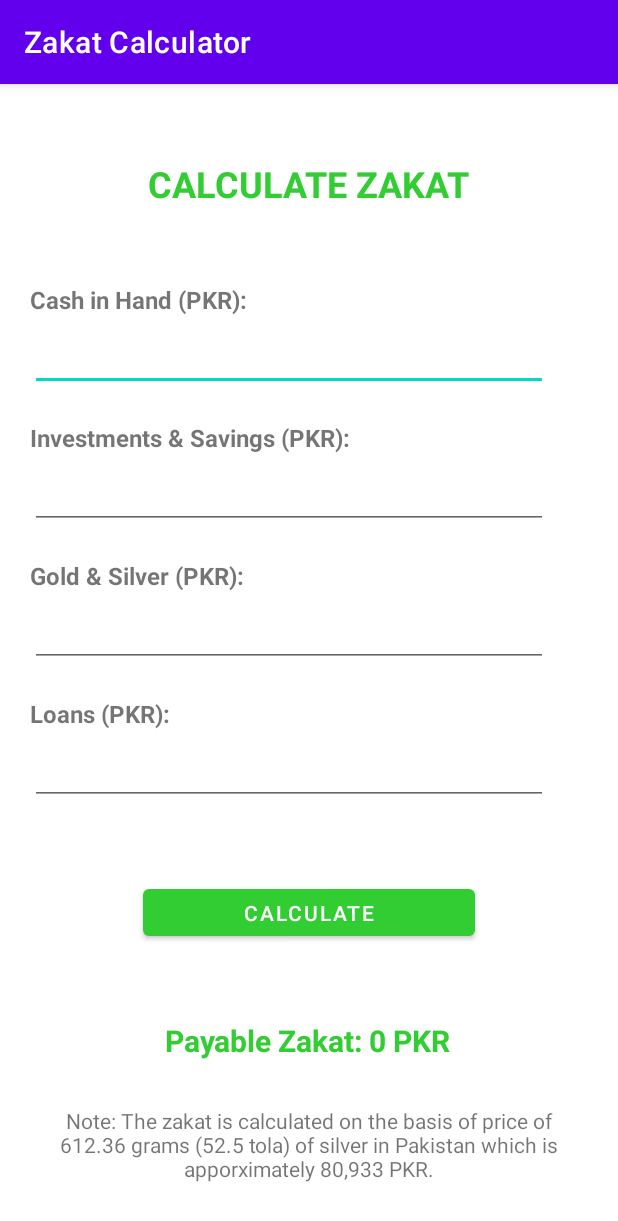
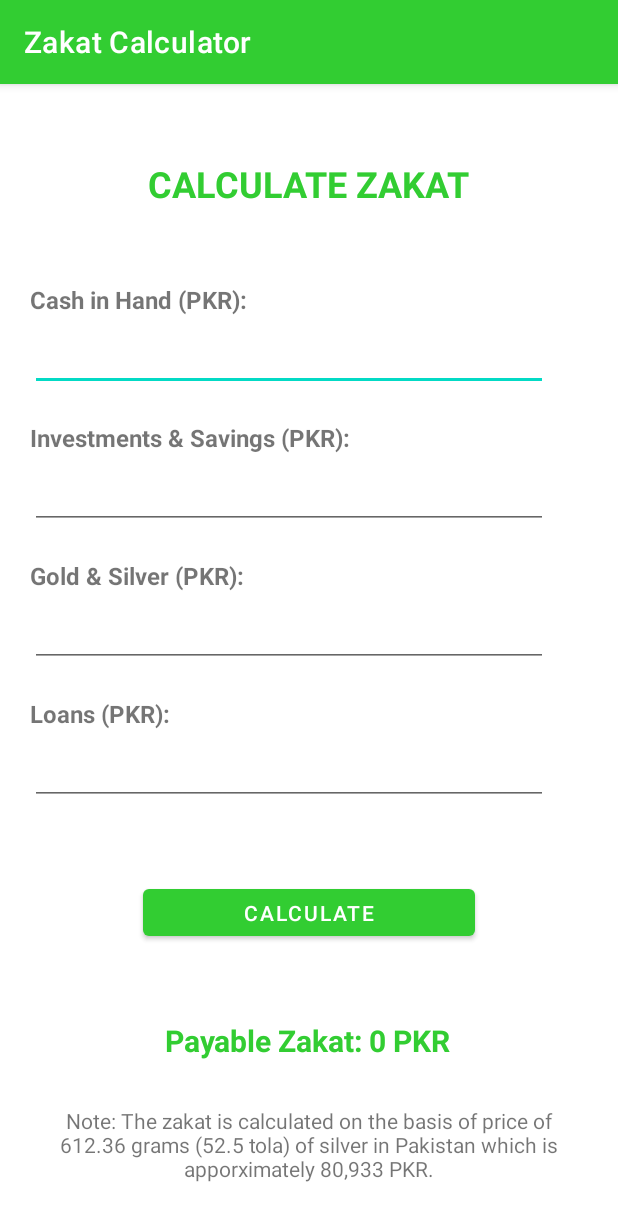
Before and after one commit to rmahmadkhan/zakat-calculator, an Android app: the screen it shows after launch (MainActivity), on a phone screen of 412 x 824 dp. Shown: the top 1221 px of the screen. Run offline under Robolectric (Android 15) with nearby library versions, the phone set to English and light mode, and no system bars.

Commit message:
Changed primary color to green

```diff
--- a/app/src/main/res/values-night/themes.xml
+++ b/app/src/main/res/values-night/themes.xml
@@ -2,8 +2,8 @@
     <!-- Base application theme. -->
     <style name="Theme.ZakatCalculator" parent="Theme.MaterialComponents.DayNight.DarkActionBar">
         <!-- Primary brand color. -->
-        <item name="colorPrimary">@color/purple_200</item>
-        <item name="colorPrimaryVariant">@color/purple_700</item>
+        <item name="colorPrimary">@color/lime_green</item>
+        <item name="colorPrimaryVariant">@color/forest_green</item>
         <item name="colorOnPrimary">@color/black</item>
         <!-- Secondary brand color. -->
         <item name="colorSecondary">@color/teal_200</item>
--- a/app/src/main/res/values/colors.xml
+++ b/app/src/main/res/values/colors.xml
@@ -1,8 +1,7 @@
 <?xml version="1.0" encoding="utf-8"?>
 <resources>
-    <color name="purple_200">#FFBB86FC</color>
-    <color name="purple_500">#FF6200EE</color>
-    <color name="purple_700">#FF3700B3</color>
+    <color name="lime_green">#32cd32</color>
+    <color name="forest_green">#228b22</color>
     <color name="teal_200">#FF03DAC5</color>
     <color name="teal_700">#FF018786</color>
     <color name="black">#FF000000</color>
--- a/app/src/main/res/values/themes.xml
+++ b/app/src/main/res/values/themes.xml
@@ -2,8 +2,8 @@
     <!-- Base application theme. -->
     <style name="Theme.ZakatCalculator" parent="Theme.MaterialComponents.DayNight.DarkActionBar">
         <!-- Primary brand color. -->
-        <item name="colorPrimary">@color/purple_500</item>
-        <item name="colorPrimaryVariant">@color/purple_700</item>
+        <item name="colorPrimary">@color/lime_green</item>
+        <item name="colorPrimaryVariant">@color/forest_green</item>
         <item name="colorOnPrimary">@color/white</item>
         <!-- Secondary brand color. -->
         <item name="colorSecondary">@color/teal_200</item>
```
